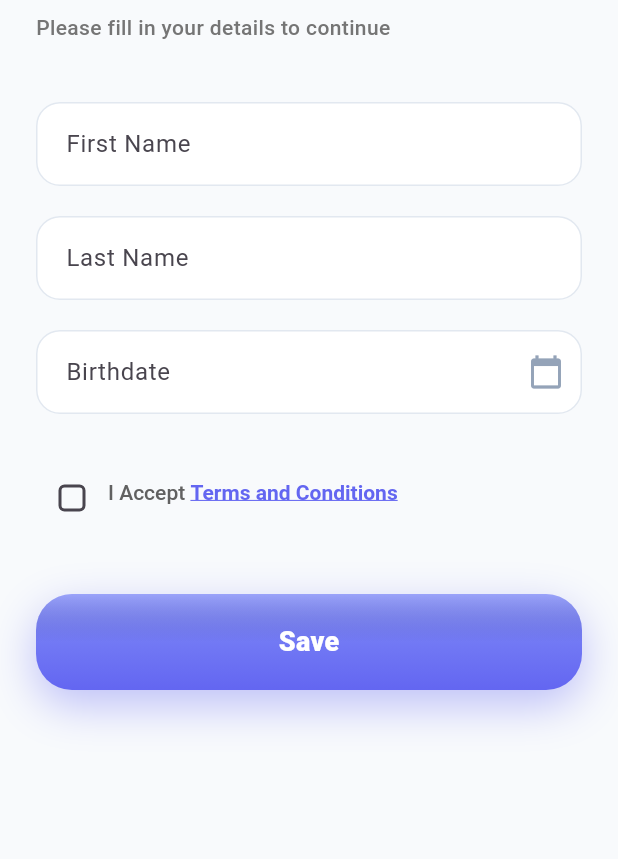
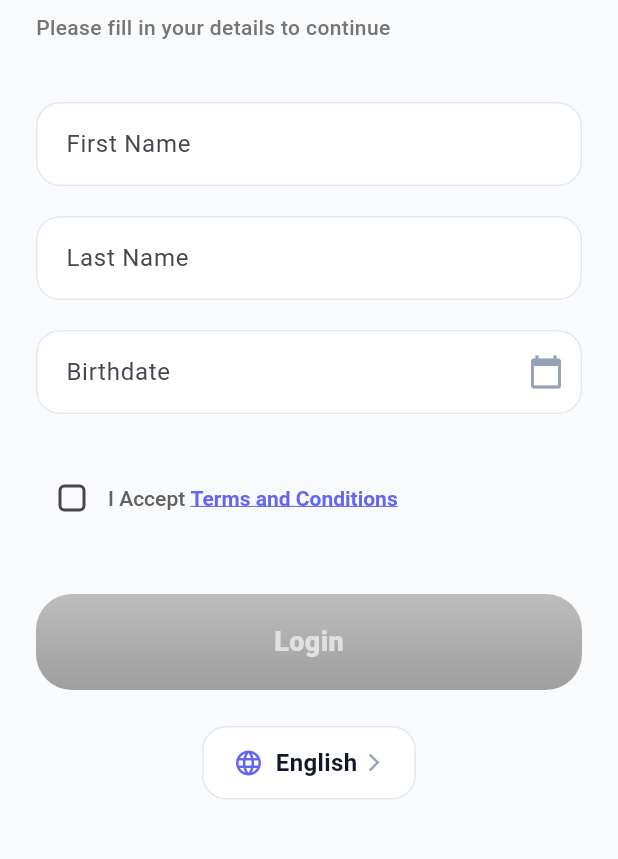
Before and after one commit to vkdiosapp/brainbooster, a Flutter app: the LoginPage screen opened directly, on a phone screen of 412 x 824 dp, the part 165-1024 px from its top. Run offline on Flutter 3.47's test engine with Material 3 defaults, Android fonts, the phone set to English and light mode, and no system bars; our stand-ins replace shared_preferences, webview_flutter; accounts and stored records are empty; network calls fail.

Commit message:
login page added

```diff
--- a/lib/language_selection_page.dart
+++ b/lib/language_selection_page.dart
@@ -3,6 +3,7 @@ import 'dart:ui' as ui;
 import 'language_settings.dart';
 import 'home_page.dart';
 import 'app_localizations_helper.dart';
+import 'pages/login_page.dart';
 
 class LanguageSelectionPage extends StatefulWidget {
   const LanguageSelectionPage({super.key});
@@ -56,12 +57,12 @@ class _LanguageSelectionPageState extends State<LanguageSelectionPage> {
 
     await LanguageSettings.setLanguage(_selectedLanguageCode!);
 
-    // If this is first launch, mark it complete and navigate to home
+    // If this is first launch, mark it complete and navigate to login page
     if (LanguageSettings.isFirstLaunch) {
       await LanguageSettings.markFirstLaunchComplete();
       if (mounted) {
         Navigator.of(context).pushReplacement(
-          MaterialPageRoute(builder: (context) => const HomePage()),
+          MaterialPageRoute(builder: (context) => const LoginPage()),
         );
       }
     } else {
--- a/lib/pages/login_page.dart
+++ b/lib/pages/login_page.dart
@@ -2,6 +2,8 @@ import 'package:flutter/material.dart';
 import 'package:intl/intl.dart';
 import '../services/login_service.dart';
 import '../home_page.dart';
+import '../language_selection_page.dart';
+import '../language_settings.dart';
 import 'terms_webview_page.dart';
 
 class LoginPage extends StatefulWidget {
@@ -77,6 +79,9 @@ class _LoginPageState extends State<LoginPage> {
 
   @override
   Widget build(BuildContext context) {
+    final currentLanguageCode = LanguageSettings.selectedLanguageCode;
+    final currentLanguageName = LanguageSettings.getLanguageName(currentLanguageCode);
+
     return Scaffold(
       backgroundColor: const Color(0xFFF8FAFC),
       body: SafeArea(
@@ -236,7 +241,7 @@ class _LoginPageState extends State<LoginPage> {
                 const SizedBox(height: 32),
                 // Terms and Conditions
                 Row(
-                  crossAxisAlignment: CrossAxisAlignment.start,
+                  crossAxisAlignment: CrossAxisAlignment.center,
                   children: [
                     Checkbox(
                       value: _acceptTerms,
@@ -261,8 +266,6 @@ class _LoginPageState extends State<LoginPage> {
                             ),
                           );
                         },
-                        child: Padding(
-                          padding: const EdgeInsets.only(top: 12),
                         child: RichText(
                           text: TextSpan(
                             style: TextStyle(
@@ -285,51 +288,63 @@ class _LoginPageState extends State<LoginPage> {
                         ),
                       ),
                     ),
-                    ),
                   ],
                 ),
                 const SizedBox(height: 40),
-                // Save Button
+                // Login Button
                 Container(
                   width: double.infinity,
                   height: 64,
                   decoration: BoxDecoration(
-                    gradient: const LinearGradient(
+                    gradient: _acceptTerms
+                        ? const LinearGradient(
                             begin: Alignment.topCenter,
                             end: Alignment.bottomCenter,
                             colors: [Color(0xFF818CF8), Color(0xFF6366F1)],
+                          )
+                        : LinearGradient(
+                            begin: Alignment.topCenter,
+                            end: Alignment.bottomCenter,
+                            colors: [
+                              Colors.grey[400]!,
+                              Colors.grey[500]!,
+                            ],
                           ),
                     borderRadius: BorderRadius.circular(24),
-                    boxShadow: [
+                    boxShadow: _acceptTerms
+                        ? [
                             BoxShadow(
                               color: const Color(0xFF6366F1).withOpacity(0.4),
                               blurRadius: 25,
                               offset: const Offset(0, 10),
                             ),
-                    ],
+                          ]
+                        : [],
                   ),
                   child: Material(
                     color: Colors.transparent,
                     child: InkWell(
-                      onTap: _saveLogin,
+                      onTap: _acceptTerms ? _saveLogin : null,
                       borderRadius: BorderRadius.circular(24),
                       child: Container(
                         decoration: BoxDecoration(
-                          gradient: LinearGradient(
+                          gradient: _acceptTerms
+                              ? LinearGradient(
                                   begin: Alignment.topCenter,
                                   end: Alignment.center,
                                   colors: [
                                     Colors.white.withOpacity(0.2),
                                     Colors.transparent,
                                   ],
-                          ),
+                                )
+                              : null,
                           borderRadius: BorderRadius.circular(24),
                         ),
-                        child: const Center(
+                        child: Center(
                           child: Text(
-                            'Save',
+                            'Login',
                             style: TextStyle(
-                              color: Colors.white,
+                              color: _acceptTerms ? Colors.white : Colors.grey[300],
                               fontSize: 18,
                               fontWeight: FontWeight.w800,
                             ),
@@ -339,6 +354,64 @@ class _LoginPageState extends State<LoginPage> {
                     ),
                   ),
                 ),
+                const SizedBox(height: 24),
+                // Language Selection Button
+                Center(
+                  child: GestureDetector(
+                    onTap: () {
+                      Navigator.of(context).push(
+                        MaterialPageRoute(
+                          builder: (context) => const LanguageSelectionPage(),
+                        ),
+                      ).then((_) {
+                        // Rebuild the page when language changes
+                        if (mounted) {
+                          setState(() {});
+                        }
+                      });
+                    },
+                    child: Container(
+                      padding: const EdgeInsets.symmetric(
+                        horizontal: 20,
+                        vertical: 12,
+                      ),
+                      decoration: BoxDecoration(
+                        color: Colors.white,
+                        borderRadius: BorderRadius.circular(16),
+                        border: Border.all(
+                          color: const Color(0xFFE2E8F0),
+                          width: 1,
+                        ),
+                      ),
+                      child: Row(
+                        mainAxisSize: MainAxisSize.min,
+                        children: [
+                          const Icon(
+                            Icons.language,
+                            color: Color(0xFF6366F1),
+                            size: 20,
+                          ),
+                          const SizedBox(width: 8),
+                          Text(
+                            currentLanguageName,
+                            style: const TextStyle(
+                              fontSize: 16,
+                              fontWeight: FontWeight.w600,
+                              color: Color(0xFF0F172A),
+                            ),
+                          ),
+                          const SizedBox(width: 4),
+                          const Icon(
+                            Icons.arrow_forward_ios,
+                            size: 14,
+                            color: Color(0xFF94A3B8),
+                          ),
+                        ],
+                      ),
+                    ),
+                  ),
+                ),
+                const SizedBox(height: 40),
               ],
             ),
           ),
```
Also changed, not shown: lib/main.dart (+22 -36 lines), 1 other file. Lines whose indentation alone changed are shown as unchanged.
